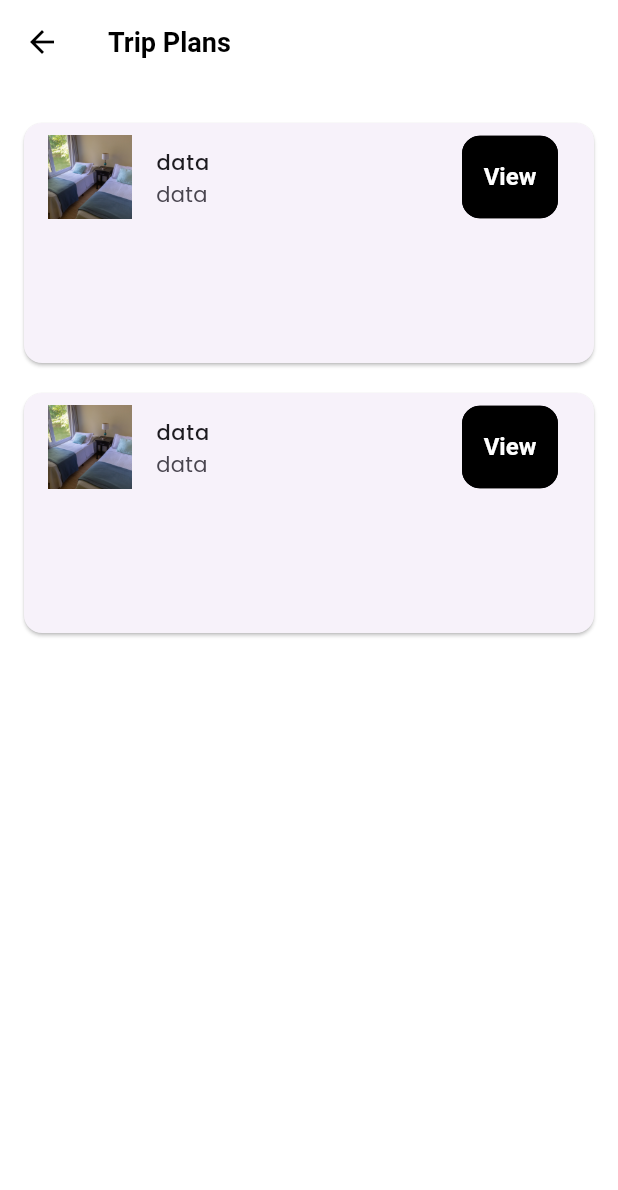
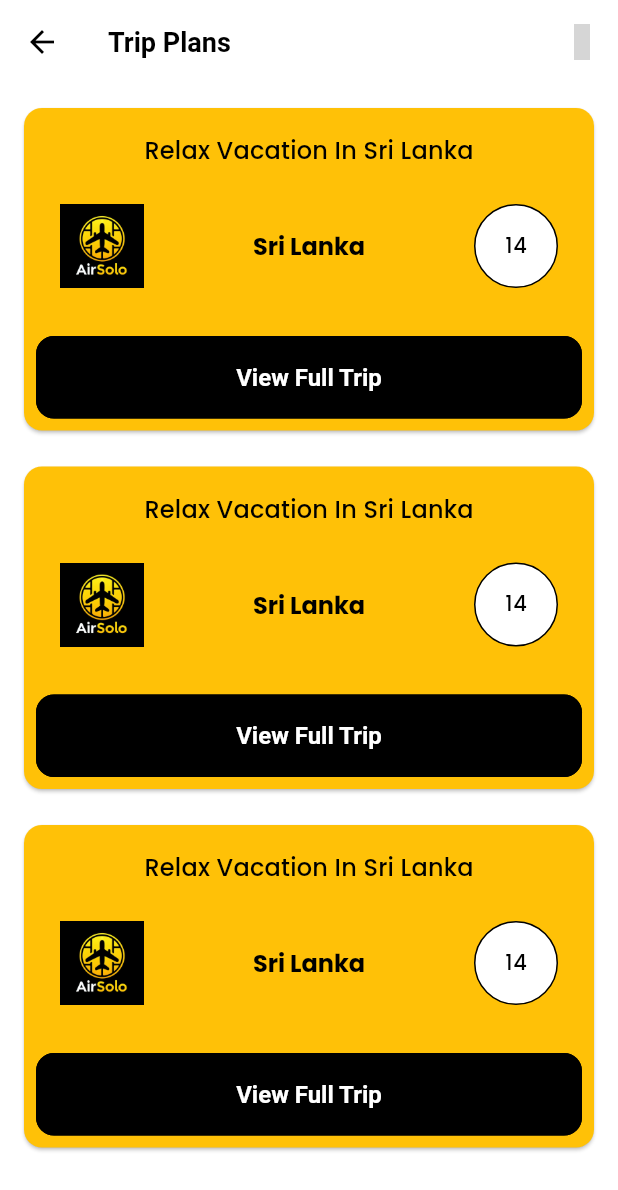
Before and after one commit to Savindu2001/airsolo_main, a Flutter app: the TripResultsScreen screen opened directly, on a phone screen of 412 x 824 dp. Shown: the top 1190 px of the screen. Run offline on Flutter 3.47's test engine with Material 3 defaults, Android fonts, the phone set to English and light mode, and no system bars; our stand-ins replace carousel_slider, firebase_core, get, get_storage, hugeicons, iconsax and 2 more; accounts and stored records are empty; grey boxes are pictures that could not be loaded.

Commit message:
ai result card

```diff
--- /dev/null
+++ b/lib/features/tripgenie/screens/ai_trip_maker/ai_trip_details.dart
@@ -0,0 +1,10 @@
+import 'package:flutter/material.dart';
+
+class AiResultDetails extends StatelessWidget {
+  const AiResultDetails({super.key});
+
+  @override
+  Widget build(BuildContext context) {
+    return const Scaffold();
+  }
+}
--- a/lib/features/tripgenie/screens/ai_trip_maker/ai_trip_maker.dart
+++ b/lib/features/tripgenie/screens/ai_trip_maker/ai_trip_maker.dart
@@ -6,7 +6,6 @@ import 'package:airsolo/utils/constants/colors.dart';
 import 'package:airsolo/utils/constants/sizes.dart';
 import 'package:airsolo/utils/constants/texts.dart';
 import 'package:flutter/material.dart';
-import 'package:get/get_core/src/get_main.dart';
 import 'package:get/route_manager.dart';
 import 'package:iconsax/iconsax.dart';
 import 'package:intl/intl.dart';
@@ -128,7 +127,7 @@ class _AITripMakerScreenState extends State<AITripMakerScreen> {
 
 
 
-                  // Number of Guests
+                  // Travel Preference
 
                   Row(
                     mainAxisAlignment: MainAxisAlignment.spaceAround,
@@ -147,7 +146,7 @@ class _AITripMakerScreenState extends State<AITripMakerScreen> {
 
 
                   SizedBox( width:double.infinity, child: ElevatedButton(
-                    onPressed: () => Get.to(()=> TripResultsScreen()),//_controller.generateTrip,
+                    onPressed: () => Get.to(()=> const TripResultsScreen()),//_controller.generateTrip,
                     child: const Text(ATexts.aiTripMakeButton),)),
                 ],
               ),
--- a/lib/features/tripgenie/screens/ai_trip_maker/ai_trip_results.dart
+++ b/lib/features/tripgenie/screens/ai_trip_maker/ai_trip_results.dart
@@ -1,34 +1,75 @@
 
+import 'package:airsolo/common/widgets/texts/item_title_text.dart';
+import 'package:airsolo/utils/constants/colors.dart';
 import 'package:airsolo/utils/constants/image_strings.dart';
+import 'package:airsolo/utils/constants/sizes.dart';
+import 'package:airsolo/utils/helpers/helper_functions.dart';
 import 'package:flutter/material.dart';
+import 'package:iconsax/iconsax.dart';
 
 class TripResultsScreen extends StatelessWidget {
-  //final List<Map<String, String>> tripPlans;
+  const TripResultsScreen({super.key});
 
-  //TripResultsScreen({required this.tripPlans});
+
 
   @override
   Widget build(BuildContext context) {
+    final darkMode = AHelperFunctions.isDarkMode(context);
     return Scaffold(
-      appBar: AppBar(title: Text("Trip Plans")),
+      appBar: AppBar(title: const Text("Trip Plans"), actions: [IconButton(onPressed: (){}, icon: const Icon(Iconsax.recovery_convert))],),
       body: ListView.builder(
-        padding: EdgeInsets.all(16.0),
-        itemCount: 2,
+        padding: const EdgeInsets.all(16.0),
+        itemCount: 3,
         itemBuilder: (context, index) {
-          //final plan = tripPlans[index];
+
           return Card(
-            margin: EdgeInsets.symmetric(vertical: 10),
-            child: Container(
-              height: 160,
-              child: ListTile(
-                leading: Image(image: AssetImage(AImages.hostelImage2)),
-                title: Text('data'),//Text(plan['title'] ?? "Trip Plan ${index + 1}"),
-                subtitle: Text('data'),//Text(plan['description'] ?? "Detailed trip plan information"),
-                trailing: ElevatedButton(
-                  onPressed: () {}, // Implement navigation to detailed trip view
-                  child: Text("View"),
+            margin: EdgeInsets.only(bottom: ASizes.defaultSpace),
+            color: darkMode ? AColors.darkerGrey : AColors.primary,
+            shadowColor: Colors.black,
+            child: Column(
+              children: [
+                const SizedBox(height: ASizes.spaceBtwItems,),
+                // -- Title -- Generate Freindly Attractive Name..
+                Text('Relax Vacation In Sri Lanka',style: Theme.of(context).textTheme.titleMedium,),
+
+
+
+                // Days Count
+                Padding(
+                  padding: const EdgeInsets.all(ASizes.defaultSpace),
+                  child: Row(
+                    mainAxisAlignment: MainAxisAlignment.spaceBetween,
+                    children: [
+
+                      const SizedBox(
+                        width: 56,
+                        height: 56,
+                        child: Image(image: AssetImage(AImages.darkAppLogo)
+                        )),
+
+                      const AItemTitleText(title: 'Sri Lanka'),
+
+                      Container(
+                        height: 56,
+                        width: 56,
+                        decoration: BoxDecoration(
+                          color: darkMode ? AColors.primary : AColors.white,
+                          border: Border.all(),
+                          borderRadius: BorderRadius.circular(100)
+                        ),
+                        child: Center(child: Text('14', style: Theme.of(context).textTheme.bodyLarge!.apply(color: AColors.black ),)),
+                      ),
+                    ],
+                  ),
                 ),
-              ),
+                // buttons
+
+                Padding(
+                  padding: const EdgeInsets.all(8.0),
+                  child: SizedBox( width:double.infinity, child: ElevatedButton(onPressed: () {}, child: Text('View Full Trip',style: TextStyle(color: darkMode ? AColors.black : AColors.white),)),
+                ),
+                )
+              ],
             ),
           );
         },
--- a/lib/features/tripgenie/screens/home/a_ai_trip.dart
+++ b/lib/features/tripgenie/screens/home/a_ai_trip.dart
@@ -68,6 +68,8 @@ class AAIHomeScreen extends StatelessWidget {
                         ),
 
 
+
+
                     ],
                   ),),
 
```
